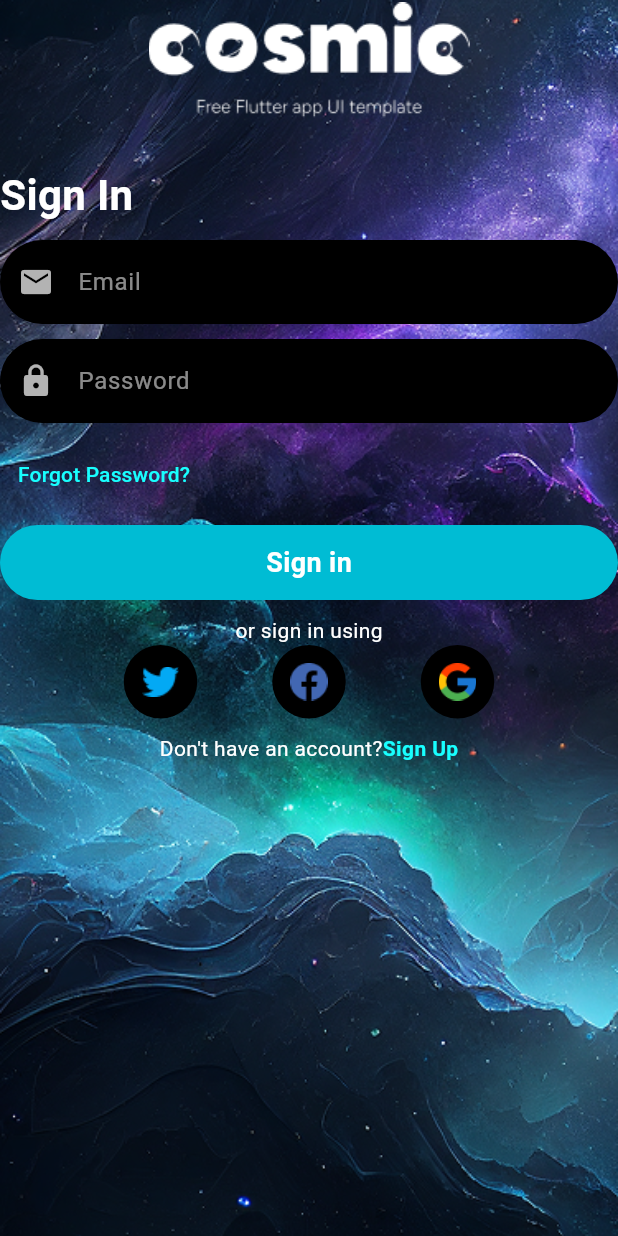
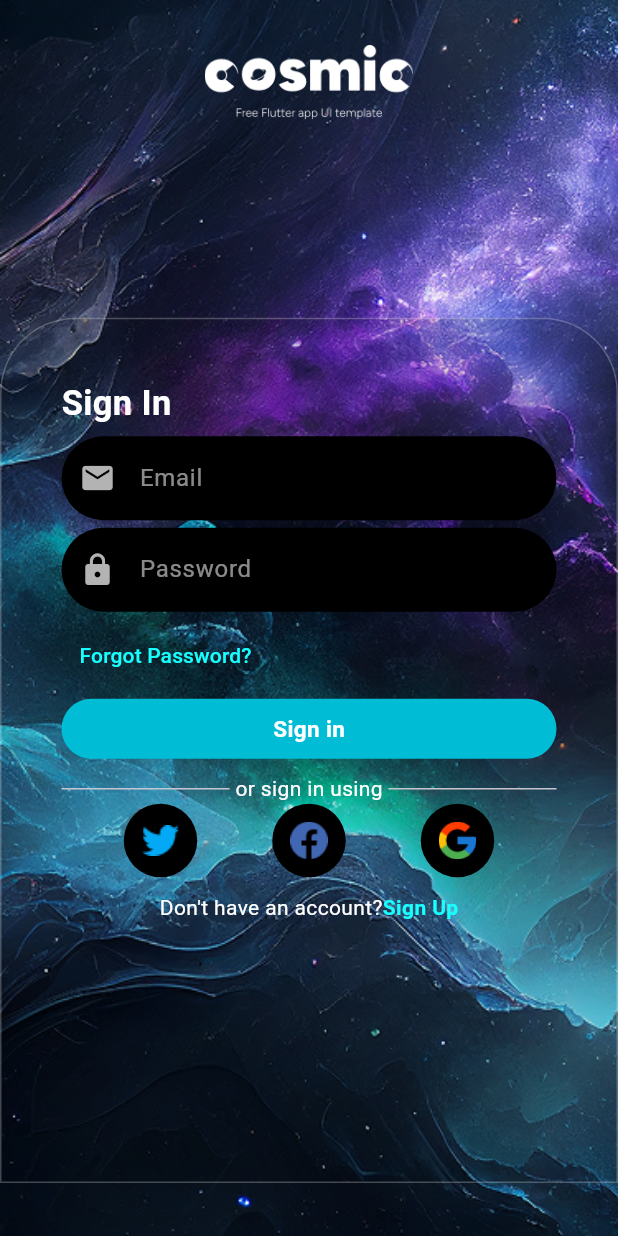
Before and after one commit to akhilapg/Space-App, a Flutter app: the screen it shows after launch, on a phone screen of 412 x 824 dp. Run offline on Flutter 3.47's test engine with Material 3 defaults, Android fonts, the phone set to English and light mode, and no system bars.

Commit message:
login page edited

```diff
--- a/lib/screens/login_screen.dart
+++ b/lib/screens/login_screen.dart
@@ -1,3 +1,5 @@
+import 'dart:ui';
+
 import 'package:flutter/material.dart';
 import 'package:space_app/constant/app_images.dart';
 
@@ -8,31 +10,8 @@ class LoginScreen extends StatelessWidget {
   Widget build(BuildContext context) {
     double width = MediaQuery.of(context).size.width;
     double height = MediaQuery.of(context).size.height;
-    // return Container(
-    //   width: width,
-    //   height: height,
-    //   decoration: BoxDecoration(
-    //     image: DecorationImage(image: AssetImage(AppImages.app_background_image),
-    //       fit: BoxFit.cover,
-    //     ),
-    //   ),
-    //   child: Scaffold(
-    //     backgroundColor: Colors.transparent,
-    //     body: Stack(
-    //       children: [Image.asset(AppImages.login_image)
-    //       ],
-    //     )
-    //     // Column(
-    //     //   children: [
-    //     //     Text("Sign in",style: TextStyle(fontWeight: FontWeight.bold,fontSize: 15,color: Colors.white),),
-    //     //   ],
-    //     // )
-    //   ),
-    // );
-    return Scaffold(
-      body: Stack(
-        children: [
-          Container(
+
+    return Container(
       width: width,
       height: height,
       decoration: BoxDecoration(
@@ -41,28 +20,52 @@ class LoginScreen extends StatelessWidget {
           fit: BoxFit.cover,
         ),
       ),
+
+      child: Scaffold(
+        backgroundColor: Colors.transparent,
+        body: Column(
+          children: [
+            SizedBox(height: 30),
+            Image.asset(AppImages.login_image, height: 50),
+            SizedBox(height: height * 0.16),
+            BackdropFilter(
+              filter: ImageFilter.blur(sigmaX: 0.0, sigmaY: 0.0),
+              child: Container(
+                width: double.infinity,
+                height: height * 0.7,
+                decoration: BoxDecoration(
+                  color: Colors.black.withOpacity(0.12),
+                  border: Border.all(color: Colors.white.withOpacity(0.25)),
+                  borderRadius: BorderRadius.only(
+                    topLeft: Radius.circular(50),
+                    topRight: Radius.circular(50),
                   ),
-          Column(
+                ),
+                child: Padding(
+                  padding: const EdgeInsets.all(40.0),
+                  child: Column(
                     children: [
-              Image.asset(AppImages.login_image, height: 80),
-              SizedBox(height: 30),
                       Align(
-                alignment: Alignment.centerLeft,
+                        alignment: Alignment.topLeft,
                         child: Text(
                           "Sign In",
                           style: TextStyle(
                             color: Colors.white,
-                    fontSize: 28,
+                            fontSize: 23,
                             fontWeight: FontWeight.bold,
                           ),
                         ),
                       ),
-              SizedBox(height: 10),
+                      SizedBox(height: 5),
 
                       inputField(hint: "Email", icon: Icons.email),
-              SizedBox(height: 10),
-              inputField(hint: "Password", icon: Icons.lock, isPassword: true),
-              SizedBox(height: 10),
+                      SizedBox(height: 5),
+                      inputField(
+                        hint: "Password",
+                        icon: Icons.lock,
+                        isPassword: true,
+                      ),
+                      SizedBox(height: 5),
                       Align(
                         alignment: Alignment.centerLeft,
                         child: TextButton(
@@ -73,10 +76,10 @@ class LoginScreen extends StatelessWidget {
                           ),
                         ),
                       ),
-              SizedBox(height: 10),
+                      SizedBox(height: 5),
                       Container(
                         width: double.infinity,
-                height: 50,
+                        height: 40,
                         decoration: BoxDecoration(
                           borderRadius: BorderRadius.circular(30),
                           color: Colors.cyan,
@@ -86,14 +89,24 @@ class LoginScreen extends StatelessWidget {
                             "Sign in",
                             style: TextStyle(
                               color: Colors.white,
-                      fontSize: 18,
+                              fontSize: 15,
                               fontWeight: FontWeight.bold,
                             ),
                           ),
                         ),
                       ),
                       SizedBox(height: 10),
-              Text("or sign in using", style: TextStyle(color: Colors.white)),
+
+                      Row(
+                        children: [
+                          Expanded(child: Divider()),
+                          Text(
+                            " or sign in using ",
+                            style: TextStyle(color: Colors.white),
+                          ),
+                          Expanded(child: Divider()),
+                        ],
+                      ),
                       Row(
                         mainAxisAlignment: MainAxisAlignment.center,
                         children: [
@@ -121,7 +134,11 @@ class LoginScreen extends StatelessWidget {
                       ),
                     ],
                   ),
+                ),
+              ),
+            ),
           ],
+        ),
       ),
     );
   }
```
Lines whose indentation alone changed are shown as unchanged.
